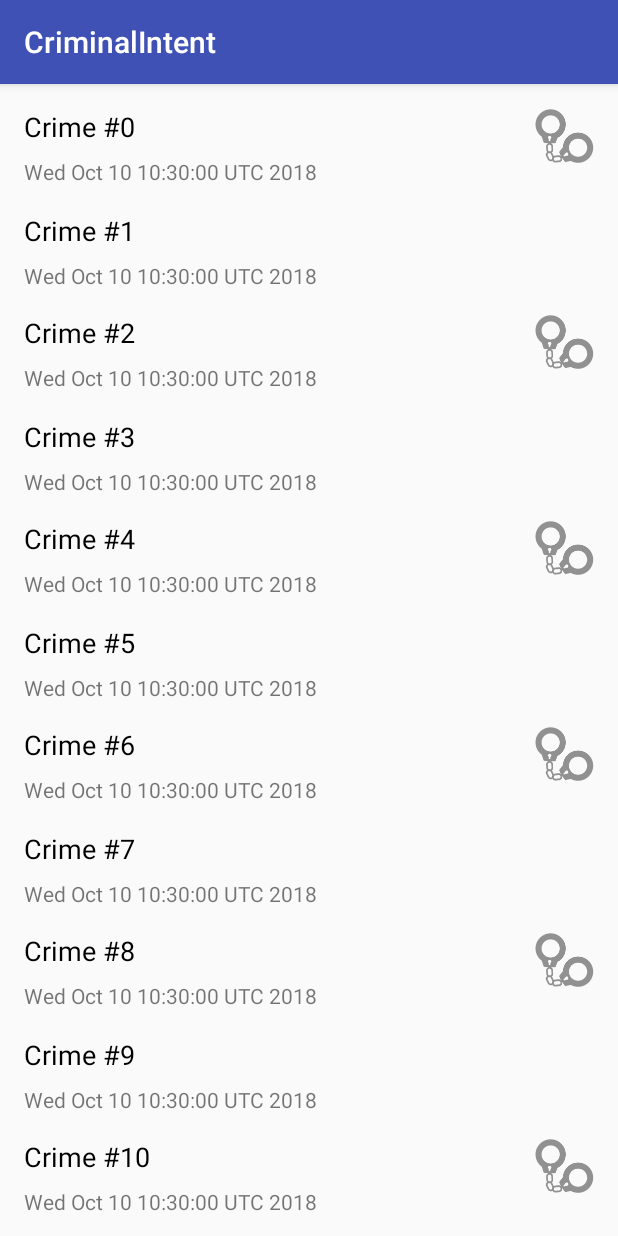
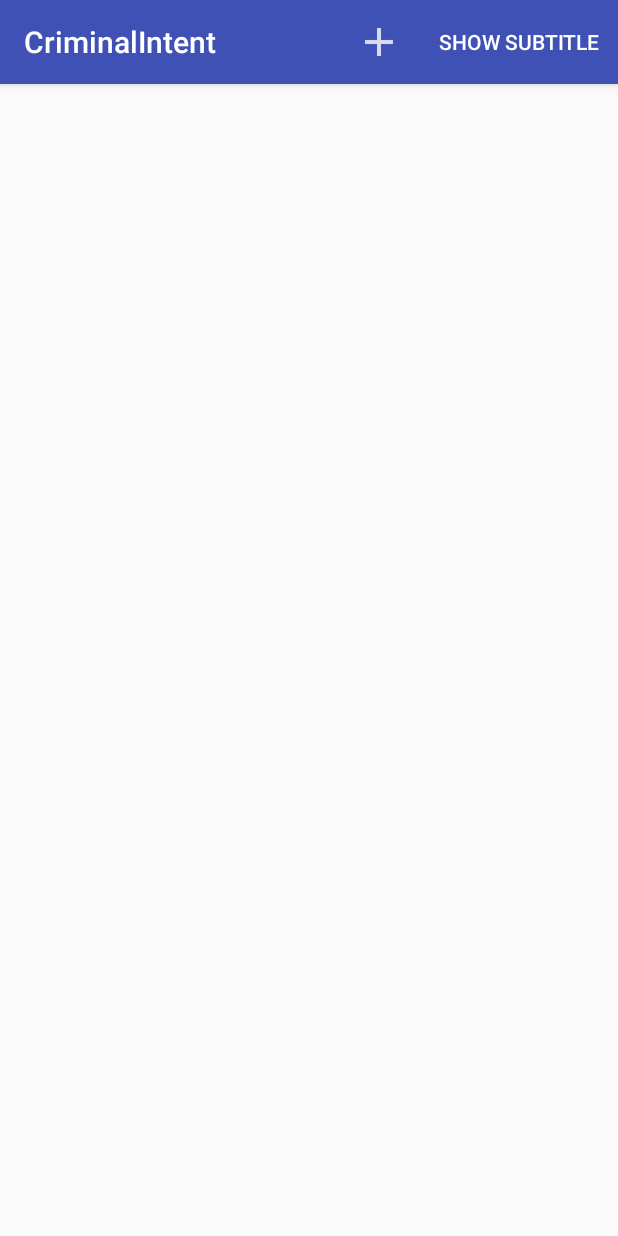
Before and after one commit to LiuShengchieh/Android_Programming, an Android app: the screen it shows after launch (CrimeListActivity), on a phone screen of 412 x 824 dp. Run offline under Robolectric (Android 15) with nearby library versions, the phone set to English and light mode, and no system bars.

Commit message:
第12章&第13章

```diff
--- a/CriminalIntent/app/src/main/AndroidManifest.xml
+++ b/CriminalIntent/app/src/main/AndroidManifest.xml
@@ -15,7 +15,8 @@
                 <category android:name="android.intent.category.LAUNCHER"/>
             </intent-filter>
         </activity>
-        <activity android:name=".CrimePagerActivity">
+        <activity android:name=".CrimePagerActivity"
+            android:parentActivityName=".CrimeListActivity">
         </activity>
     </application>
 
--- a/CriminalIntent/app/src/main/java/com/bignerdranch/android/criminalintent/CrimeLab.java
+++ b/CriminalIntent/app/src/main/java/com/bignerdranch/android/criminalintent/CrimeLab.java
@@ -28,12 +28,16 @@ public class CrimeLab {
 
     private CrimeLab(Context context) {
         mCrimes = new ArrayList<>();
-        for (int i = 0; i < 100; i++) {
-            Crime crime = new Crime();
-            crime.setTitle("Crime #" + i);
-            crime.setSolved(i % 2 == 0);
-            mCrimes.add(crime);
-        }
+//        for (int i = 0; i < 100; i++) {
+//            Crime crime = new Crime();
+//            crime.setTitle("Crime #" + i);
+//            crime.setSolved(i % 2 == 0);
+//            mCrimes.add(crime);
+//        }
+    }
+
+    public void addCrime(Crime c) {
+        mCrimes.add(c);
     }
 
     public List<Crime> getCrimes() {
--- a/CriminalIntent/app/src/main/java/com/bignerdranch/android/criminalintent/CrimeListFragment.java
+++ b/CriminalIntent/app/src/main/java/com/bignerdranch/android/criminalintent/CrimeListFragment.java
@@ -1,12 +1,17 @@
 package com.bignerdranch.android.criminalintent;
 
+import android.bluetooth.BluetoothHealthAppConfiguration;
 import android.content.Intent;
 import android.os.Bundle;
 import android.support.annotation.Nullable;
 import android.support.v4.app.Fragment;
+import android.support.v7.app.AppCompatActivity;
 import android.support.v7.widget.LinearLayoutManager;
 import android.support.v7.widget.RecyclerView;
 import android.view.LayoutInflater;
+import android.view.Menu;
+import android.view.MenuInflater;
+import android.view.MenuItem;
 import android.view.View;
 import android.view.ViewGroup;
 import android.widget.ImageView;
@@ -27,8 +32,17 @@ import java.util.List;
 
 public class CrimeListFragment extends Fragment {
 
+    private static final String SAVED_SUBTITLE_VISIBLE = "subtitle";
+
     private RecyclerView mCrimeRecyclerView;
     private CrimeAdapter mAdapter;
+    private boolean mSubtitleVisible;
+
+    @Override
+    public void onCreate(@Nullable Bundle savedInstanceState) {
+        super.onCreate(savedInstanceState);
+        setHasOptionsMenu(true);
+    }
 
     @Nullable
     @Override
@@ -38,6 +52,10 @@ public class CrimeListFragment extends Fragment {
 
         mCrimeRecyclerView = view.findViewById(R.id.crime_recycler_view);
         mCrimeRecyclerView.setLayoutManager(new LinearLayoutManager(getActivity()));
+
+        if (savedInstanceState != null) {
+            mSubtitleVisible = savedInstanceState.getBoolean(SAVED_SUBTITLE_VISIBLE);
+        }
 
         updateUI();
 
@@ -50,6 +68,58 @@ public class CrimeListFragment extends Fragment {
         updateUI();
     }
 
+    @Override
+    public void onSaveInstanceState(Bundle outState) {
+        super.onSaveInstanceState(outState);
+        outState.putBoolean(SAVED_SUBTITLE_VISIBLE, mSubtitleVisible);
+    }
+
+    @Override
+    public void onCreateOptionsMenu(Menu menu, MenuInflater inflater) {
+        super.onCreateOptionsMenu(menu, inflater);
+        inflater.inflate(R.menu.fragment_crime_list, menu);
+
+        MenuItem subtitleItem = menu.findItem(R.id.show_subtitle);
+        if (mSubtitleVisible) {
+            subtitleItem.setTitle(R.string.hide_subtitle);
+        } else {
+            subtitleItem.setTitle(R.string.show_subtitle);
+        }
+    }
+
+    @Override
+    public boolean onOptionsItemSelected(MenuItem item) {
+        switch (item.getItemId()) {
+            case R.id.new_crime:
+                Crime crime = new Crime();
+                CrimeLab.get(getActivity()).addCrime(crime);
+                Intent intent = CrimePagerActivity
+                        .newIntent(getActivity(), crime.getId());
+                startActivity(intent);
+                return true;
+            case R.id.show_subtitle:
+                mSubtitleVisible = !mSubtitleVisible;
+                getActivity().invalidateOptionsMenu();
+                updateSubtitle();
+                return true;
+            default:
+                return super.onOptionsItemSelected(item);
+        }
+    }
+
+    private void updateSubtitle() {
+        CrimeLab crimeLab = CrimeLab.get(getActivity());
+        int crimeCount = crimeLab.getCrimes().size();
+        String subtitle = getString(R.string.subtitle_format, crimeCount);
+
+        if (!mSubtitleVisible) {
+            subtitle = null;
+        }
+
+        AppCompatActivity activity = (AppCompatActivity) getActivity();
+        activity.getSupportActionBar().setSubtitle(subtitle);
+    }
+
     private void updateUI() {
         CrimeLab crimeLab = CrimeLab.get(getActivity());
         List<Crime> crimes = crimeLab.getCrimes();
@@ -60,6 +130,8 @@ public class CrimeListFragment extends Fragment {
         } else {
             mAdapter.notifyDataSetChanged();
         }
+
+        updateSubtitle();
     }
 
     private class CrimeHolder extends RecyclerView.ViewHolder implements View.OnClickListener {
--- /dev/null
+++ b/CriminalIntent/app/src/main/res/menu/fragment_crime_list.xml
@@ -0,0 +1,14 @@
+<?xml version="1.0" encoding="utf-8"?>
+<menu xmlns:android="http://schemas.android.com/apk/res/android"
+    xmlns:app="http://schemas.android.com/apk/res-auto">
+    <item
+        android:id="@+id/new_crime"
+        android:icon="@drawable/ic_menu_add"
+        android:title="@string/new_crime"
+        app:showAsAction="ifRoom|withText"/>
+
+    <item
+        android:id="@+id/show_subtitle"
+        android:title="@string/show_subtitle"
+        app:showAsAction="ifRoom"/>
+</menu>
--- a/CriminalIntent/app/src/main/res/values/strings.xml
+++ b/CriminalIntent/app/src/main/res/values/strings.xml
@@ -4,4 +4,9 @@
     <string name="crime_title_label">Title</string>
     <string name="crime_details_label">Details</string>
     <string name="crime_solved_label">Solved</string>
+    <string name="date_picker_title">Date of crime:</string>
+    <string name="new_crime">New Crime</string>
+    <string name="show_subtitle">Show Subtitle</string>
+    <string name="hide_subtitle">Hide Subtitle</string>
+    <string name="subtitle_format">%1$d crimes</string>
 </resources>
```
Also changed, not shown: CriminalIntent/app/src/main/java/com/bignerdranch/android/criminalintent/CrimeFragment.java (+38 -2 lines), CriminalIntent/app/src/main/java/com/bignerdranch/android/criminalintent/DatePickerFragment.java (added, +92 -0 lines), CriminalIntent/app/src/main/res/layout/dialog_date.xml (added, +8 -0 lines), CriminalIntent/app/src/main/res/drawable-hdpi/ic_menu_add.png (added), CriminalIntent/app/src/main/res/drawable-mdpi/ic_menu_add.png (added), CriminalIntent/app/src/main/res/drawable-xhdpi/ic_menu_add.png (added), CriminalIntent/app/src/main/res/drawable-xxhdpi/ic_menu_add.png (added).
